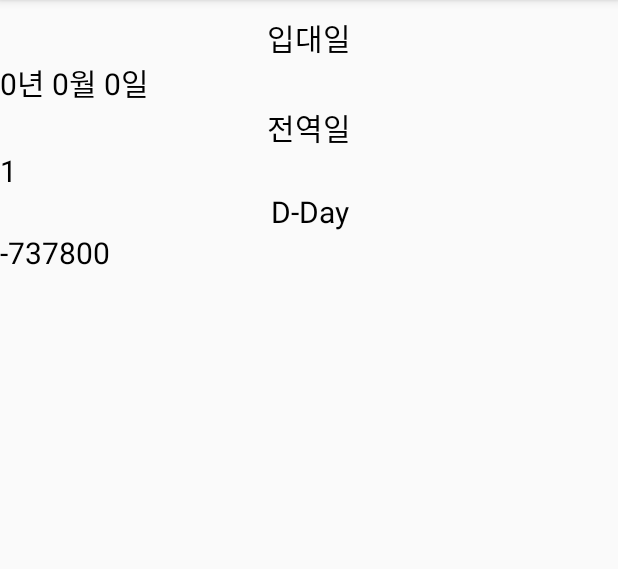
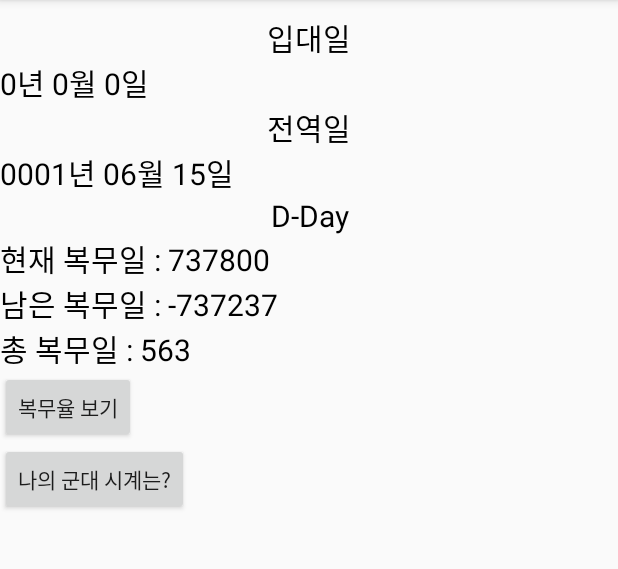
Before and after one commit to elddy0948/MilitaryTimerApp, an Android app: the Main3Activity screen opened directly, with no data from a screen before it, on a phone screen of 412 x 824 dp, the part 84-653 px from its top. Run offline under Robolectric (Android 15) with nearby library versions, the phone set to English and light mode, and no system bars.

Commit message:
전역일 / 디데이 계산 / 프로그레스 바

```diff
--- a/app/src/main/java/com/example/militarytimerapp/Main2Activity.java
+++ b/app/src/main/java/com/example/militarytimerapp/Main2Activity.java
@@ -55,7 +55,7 @@ public class Main2Activity extends AppCompatActivity {
         date_select.setOnClickListener(new View.OnClickListener() {
             @Override
             public void onClick(View v) {
-                date_view = (View)View.inflate(Main2Activity.this,R.layout.enter_date,null);
+                try{date_view = (View)View.inflate(Main2Activity.this,R.layout.enter_date,null);
                 AlertDialog.Builder dv = new AlertDialog.Builder(Main2Activity.this);
                 dv.setTitle("입대 날짜 선택");
                 dv.setView(date_view);
@@ -71,7 +71,9 @@ public class Main2Activity extends AppCompatActivity {
                     }
                 });
                 dv.setNegativeButton("닫기",null);
-                dv.show();
+                dv.show();}catch (Exception e){
+
+                }
             }
         });
         gotomain3.setOnClickListener(new View.OnClickListener() {
--- a/app/src/main/java/com/example/militarytimerapp/Main3Activity.java
+++ b/app/src/main/java/com/example/militarytimerapp/Main3Activity.java
@@ -2,10 +2,19 @@ package com.example.militarytimerapp;
 
 import androidx.appcompat.app.AppCompatActivity;
 
+import android.app.AlertDialog;
+import android.app.Dialog;
 import android.content.Intent;
 import android.os.Bundle;
+import android.os.SystemClock;
 import android.util.Log;
+import android.view.View;
+import android.widget.Button;
+import android.widget.Chronometer;
+import android.widget.SeekBar;
 import android.widget.TextView;
+
+import org.w3c.dom.Text;
 
 import java.text.DateFormat;
 import java.text.SimpleDateFormat;
@@ -16,12 +25,30 @@ public class Main3Activity extends AppCompatActivity {
     Integer y;
     Integer m;
     Integer d;
+
     TextView enterWhen;
     TextView endWhen;
     TextView textView_dDay;
-    Integer dDay;
+    TextView progress_text;
+    Integer dDay,total_Day;
+    TextView test_text;
+
     Calendar endDay;
-    Integer test_int;
+
+    Integer end_year, end_Month, end_Date;
+    double my_progress;
+    Integer did_day;
+    Integer int_progressday;
+
+    AlertDialog.Builder alertDialog;
+    View progress_view;
+
+
+    SeekBar seekBar;
+    Chronometer chronometer;
+
+    Button show_progress;
+    Button show_chronometer;
 
     @Override
     protected void onCreate(Bundle savedInstanceState) {
@@ -29,26 +56,84 @@ public class Main3Activity extends AppCompatActivity {
         setContentView(R.layout.activity_main3);
 
         //  Main2 에서 넘긴 값 받음
-        Intent intent = getIntent();
-        y = intent.getIntExtra("enterYear",0);
-        m = intent.getIntExtra("enterMonth",0);
-        d = intent.getIntExtra("enterDate",0);
-        // 텍스트 뷰 설정
-        enterWhen = (TextView)findViewById(R.id.enterWhen); //입대일
-        endWhen = (TextView)findViewById(R.id.endWhen); //전역일
-        textView_dDay = (TextView)findViewById(R.id.dDay); // d-Day
+        try {
+            Intent intent = getIntent();
+            y = intent.getIntExtra("enterYear", 0);
+            m = intent.getIntExtra("enterMonth", 0);
+            d = intent.getIntExtra("enterDate", 0);
 
-        enterWhen.setText(y+"년 "+m+"월 "+d+"일");
+            // 텍스트 뷰 설정
+            enterWhen = (TextView) findViewById(R.id.enterWhen); //입대일
+            endWhen = (TextView) findViewById(R.id.endWhen); //전역일
+            textView_dDay = (TextView) findViewById(R.id.dDay); // d-Day
 
-        SimpleDateFormat simpleDateFormat = new SimpleDateFormat("yyyy-MM-dd");
-        endDay = endDay(y,m,d);
-        test_int = endDay.get(Calendar.YEAR);
-        //endWhen.setText(simpleDateFormat.format(endDay.getTime()));
-        endWhen.setText(test_int.toString());
+            show_progress = (Button) findViewById(R.id.show_progress);
+            show_chronometer = (Button) findViewById(R.id.chronometer_btn);
 
-        dDay = countDday(y,m,d);
-        textView_dDay.setText(dDay.toString());
 
+            enterWhen.setText(y + "년 " + m + "월 " + d + "일");
+
+            SimpleDateFormat simpleDateFormat = new SimpleDateFormat("yyyy년 MM월 dd일");
+            endDay = endDay(y, m, d);
+            endWhen.setText(simpleDateFormat.format(endDay.getTime()));
+
+            end_year = endDay.get(Calendar.YEAR);
+            end_Month = endDay.get(Calendar.MONTH);
+            end_Date = endDay.get(Calendar.DAY_OF_MONTH);
+
+            total_Day = totalDay(y, m, d, end_year, end_Month, end_Date);
+            dDay = countDday(end_year, end_Month, end_Date);
+            did_day = total_Day - dDay;
+            textView_dDay.setText("현재 복무일 : " + did_day + "\n남은 복무일 : " + dDay.toString() + "\n총 복무일 : " + total_Day.toString());
+
+            my_progress = ((double) did_day / (double) total_Day) * 100;
+            int_progressday = (int) my_progress;
+            test_text.setText(int_progressday.toString());
+        }catch (Exception e){
+            e.printStackTrace();
+        }
+        /////////////////////////////////////////////////////////////////////
+
+        //복무 진행도 seekbar로 표현하기
+        show_progress.setOnClickListener(new View.OnClickListener() {
+            @Override
+            public void onClick(View v) {
+                progress_view = (View)View.inflate(Main3Activity.this,R.layout.show_progress,null);
+                alertDialog = new AlertDialog.Builder(Main3Activity.this);
+                progress_text = (TextView)progress_view.findViewById(R.id.progress_text);
+                seekBar = (SeekBar)progress_view.findViewById(R.id.seek_bar);
+                alertDialog.setTitle("복무율");
+                alertDialog.setView(progress_view);
+                new Thread(){
+                    public void run(){
+                        for(int i=seekBar.getProgress();i<int_progressday;i++){
+                            runOnUiThread(new Runnable() {
+                                @Override
+                                public void run() {
+                                    seekBar.setProgress(seekBar.getProgress()+1);
+                                    progress_text.setText(seekBar.getProgress()+"%");
+                                }
+                            });
+                            SystemClock.sleep(100);
+                        }
+                    }
+                }.start();
+                alertDialog.setNegativeButton("닫기",null);
+                alertDialog.show();
+            }
+        });
+//        show_chronometer.setOnClickListener(new View.OnClickListener() {
+//            @Override
+//            public void onClick(View v) {
+//                progress_view = (View)View.inflate(Main3Activity.this,R.layout.show_chronometer,null);
+//                alertDialog = new AlertDialog.Builder(Main3Activity.this);
+//                alertDialog.setTitle("나의 복무율을 시간으로 치면?");
+//                alertDialog.setView(progress_view);
+//
+//                alertDialog.setNegativeButton("닫기",null);
+//                alertDialog.show();
+//            }
+//        });
 
     }
     //dDay 계산하는 함수.
@@ -57,7 +142,7 @@ public class Main3Activity extends AppCompatActivity {
             SimpleDateFormat simpleDateFormat = new SimpleDateFormat("yyyy-MM-dd");
             Calendar todayCal = Calendar.getInstance(); // 오늘의 날짜를 가져온다.
             Calendar dDayCal = Calendar.getInstance(); //오늘 날짜를 가져와서 변경
-            dDayCal.set(myear, mmonth-1, mdate); // month는 1을 빼준다.
+            dDayCal.set(myear, mmonth, mdate); // month는 1을 빼준다.
             Log.e("테스트", simpleDateFormat.format(todayCal.getTime()) + "");
             Log.e("테스트", simpleDateFormat.format(dDayCal.getTime()) + "");
             long today = todayCal.getTimeInMillis() / 86400000; //(24 * 60 * 60 * 1000) ms 단위이므로 1000곱해줌
@@ -75,11 +160,11 @@ public class Main3Activity extends AppCompatActivity {
         try{
             SimpleDateFormat simpleDateFormat = new SimpleDateFormat("yyyy-MM-dd");
             Calendar enterCal = Calendar.getInstance();
-            Calendar endCal = Calendar.getInstance();
             enterCal.set(enter_Year,enter_Month,enter_Date);
-            //1년 6개월 기준.
+            //1년 6개월 15일 기준.
             enterCal.add(Calendar.YEAR,1);
-            enterCal.add(Calendar.MONTH,5); //month 는 1을 빼준다.
+            enterCal.add(Calendar.MONTH,5);//month 는 1을 빼준다.
+            enterCal.add(Calendar.DAY_OF_MONTH,15);
             simpleDateFormat.format(enterCal.getTime());
             return enterCal;
         }catch(Exception e){
@@ -87,4 +172,24 @@ public class Main3Activity extends AppCompatActivity {
             return null;
         }
     }
+
+    // 총복무일 계산해주는 함수.
+    public int totalDay(Integer enteryear, Integer entermonth, Integer enterdate, Integer endyear, Integer endmonth, Integer enddate) {
+        try {
+            SimpleDateFormat simpleDateFormat = new SimpleDateFormat("yyyy-MM-dd");
+            Calendar startDay = Calendar.getInstance(); // 오늘의 날짜를 가져온다.
+            Calendar endDay = Calendar.getInstance(); //오늘 날짜를 가져와서 변경
+            startDay.set(enteryear, entermonth, enterdate); // month는 1을 빼준다.
+            endDay.set(endyear,endmonth+1, enddate+1);
+            Log.e("테스트", simpleDateFormat.format(startDay.getTime()) + "");
+            Log.e("테스트", simpleDateFormat.format(endDay.getTime()) + "");
+            long start = startDay.getTimeInMillis() / 86400000; //(24 * 60 * 60 * 1000) ms 단위이므로 1000곱해줌
+            long end = endDay.getTimeInMillis() / 86400000;
+            long count = end - start;
+            return (int) count;
+        }catch (Exception e){
+            e.printStackTrace();
+            return -1;
+        }
+    }
 }
--- a/app/src/main/res/layout/activity_main3.xml
+++ b/app/src/main/res/layout/activity_main3.xml
@@ -47,4 +47,15 @@
         android:textSize="20dp"
         android:textColor="#000000"/>
 
+    <Button
+        android:layout_width="wrap_content"
+        android:layout_height="wrap_content"
+        android:text="복무율 보기"
+        android:id="@+id/show_progress"/>
+    <Button
+        android:layout_width="wrap_content"
+        android:layout_height="wrap_content"
+        android:text="나의 군대 시계는?"
+        android:id="@+id/chronometer_btn"/>
+
 </LinearLayout>
--- /dev/null
+++ b/app/src/main/res/layout/show_chronometer.xml
@@ -0,0 +1,6 @@
+<?xml version="1.0" encoding="utf-8"?>
+<LinearLayout xmlns:android="http://schemas.android.com/apk/res/android"
+    android:layout_width="match_parent"
+    android:layout_height="match_parent">
+
+</LinearLayout>
```
Also changed, not shown: app/src/main/res/layout/show_progress.xml (added, +20 -0 lines).
